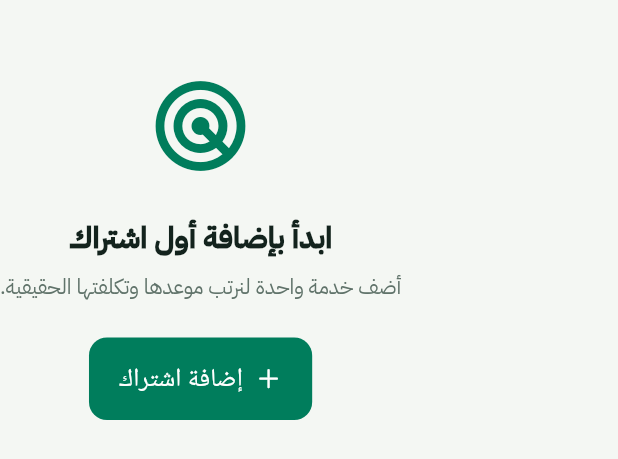
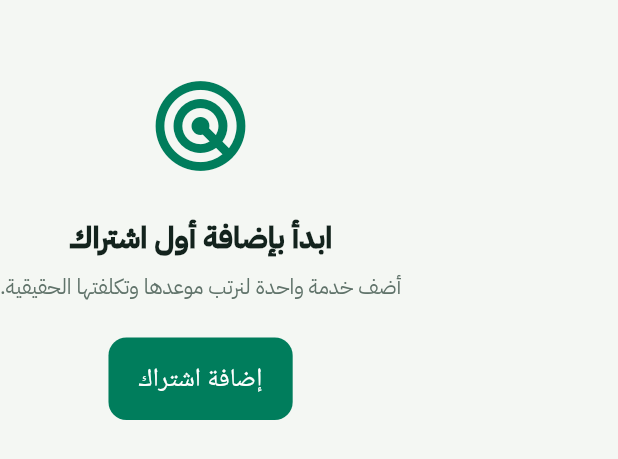
Before and after one commit to basilsa77/ishtirakati, a Flutter app: the _EmptyPulse widget shown alone on an empty page, opened directly, on a phone screen of 412 x 824 dp. Shown: the top 459 px of the screen. Run offline on Flutter 3.47's test engine with Material 3 defaults, Android fonts, the phone set to English and light mode, and no system bars; our stand-ins replace cloud_firestore, firebase_auth, firebase_core, flutter_local_notifications, flutter_secure_storage, flutter_timezone and 5 more; missing offline and left inert: cryptography, enough_mail, firebase_app_check; accounts and stored records are empty; generated files the repository leaves out were written again; network calls fail; statements that could not run were skipped.

Commit message:
fix(v15): remove fixed-width home action rows

```diff
--- a/lib/screens/pulse_home_screen.dart
+++ b/lib/screens/pulse_home_screen.dart
@@ -175,15 +175,14 @@ class _PulseHeader extends StatelessWidget {
         ),
       ],
     );
-    final actions = Row(
-      mainAxisSize: MainAxisSize.min,
+    final actions = Wrap(
+      spacing: V12Space.xs,
       children: [
         _HeaderAction(
           tooltip: 'بحث وأوامر',
           icon: Icons.search_rounded,
           onTap: onSearch,
         ),
-        const SizedBox(width: V12Space.xs),
         _HeaderAction(
           tooltip: 'إضافة اشتراك',
           icon: Icons.add_rounded,
@@ -656,14 +655,7 @@ class _EmptyPulse extends StatelessWidget {
             const SizedBox(height: V12Space.lg),
             CupertinoButton.filled(
               onPressed: onAdd,
-              child: const Row(
-                mainAxisSize: MainAxisSize.min,
-                children: [
-                  Icon(CupertinoIcons.add, size: 18),
-                  SizedBox(width: 8),
-                  Text('إضافة اشتراك'),
-                ],
-              ),
+              child: const Text('إضافة اشتراك'),
             ),
           ],
         ),
```
